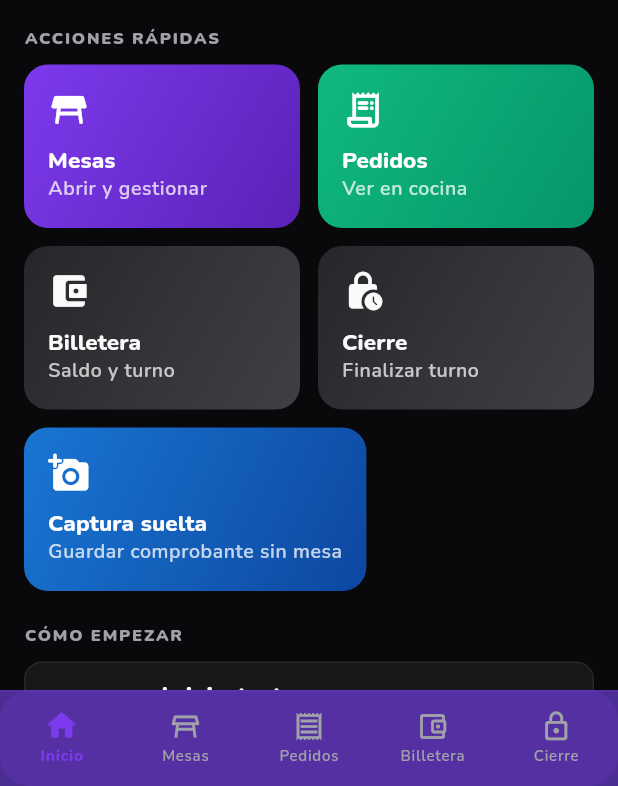
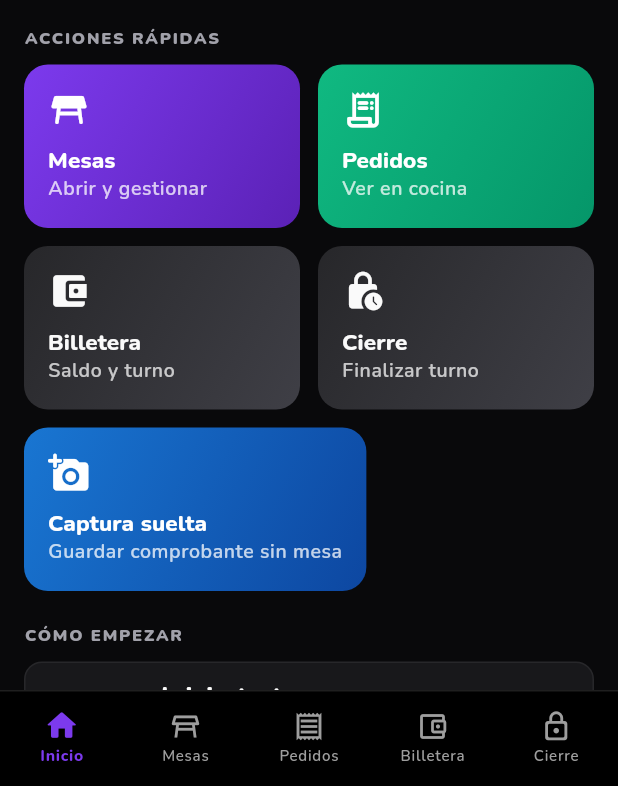
Before and after one commit to TheWiche/the-base, a Flutter app: the screen it shows after launch, on a phone screen of 412 x 824 dp, the part 450-1236 px from its top. Run offline on Flutter 3.47's test engine with Material 3 defaults, Android fonts, the phone set to English and light mode, and no system bars; our stand-ins replace flutter_local_notifications, flutter_riverpod, go_router, google_fonts, image_picker, isar and 4 more; accounts and stored records are empty; generated files the repository leaves out were written again.

Commit message:
feat: dark fusion nav bar — black bg camouflages MIUI scrim (v1.2.7)

```diff
--- a/lib/core/router/app_router.dart
+++ b/lib/core/router/app_router.dart
@@ -267,18 +267,13 @@ class _AppShell extends ConsumerWidget {
     final isDark = themeMode == ThemeMode.dark ||
         (themeMode == ThemeMode.system &&
             MediaQuery.of(context).platformBrightness == Brightness.dark);
-    final navBg = isDark ? AppColors.navBarDark : AppColors.navBarLight;
-
     return AnnotatedRegion<SystemUiOverlayStyle>(
       value: SystemUiOverlayStyle(
-        // edgeToEdge: la barra del sistema es TRANSPARENTE.
-        // systemNavigationBarContrastEnforced: false evita el scrim gris
-        // automático que MIUI/Android 10+ añade para contraste.
         systemNavigationBarColor: Colors.transparent,
         systemNavigationBarDividerColor: Colors.transparent,
         systemNavigationBarContrastEnforced: false,
-        systemNavigationBarIconBrightness:
-            isDark ? Brightness.light : Brightness.dark,
+        // La barra siempre es negra → los iconos del sistema deben ser claros.
+        systemNavigationBarIconBrightness: Brightness.light,
         statusBarColor: Colors.transparent,
         statusBarIconBrightness: isDark ? Brightness.light : Brightness.dark,
       ),
@@ -295,8 +290,6 @@ class _AppShell extends ConsumerWidget {
             _ChevereNavBar(
               currentIndex: currentIdx,
               radarCount: radarCount,
-              isDark: isDark,
-              bg: navBg,
               onTap: (i) {
                 HapticFeedback.selectionClick();
                 context.go(_shellDests[i].route);
@@ -327,15 +320,11 @@ class _ChevereNavBar extends StatefulWidget {
   const _ChevereNavBar({
     required this.currentIndex,
     required this.radarCount,
-    required this.isDark,
-    required this.bg,
     required this.onTap,
   });
 
   final int currentIndex;
   final int radarCount;
-  final bool isDark;
-  final Color bg;
   final ValueChanged<int> onTap;
 
   @override
@@ -377,17 +366,13 @@ class _ChevereNavBarState extends State<_ChevereNavBar>
 
   @override
   Widget build(BuildContext context) {
-    final isDark = widget.isDark;
-    final bg     = widget.bg;
-    final n      = _shellDests.length;
+    final n = _shellDests.length;
 
-    // En edgeToEdge, viewPadding.bottom es la altura del área del gesto.
-    // Pintamos TODO ese espacio con bg (violeta) para que el ColoredBox llegue
-    // hasta el borde físico de la pantalla, tapando la zona transparente del
-    // sistema que antes se mezclaba con gris.
+    // Fusión oscura: negro puro absorbe el scrim gris de MIUI, haciéndolo
+    // invisible. viewPadding.bottom extiende el negro hasta el borde físico.
     final bottomInset = MediaQuery.of(context).viewPadding.bottom;
     return ColoredBox(
-      color: bg,
+      color: Colors.black,
       child: Column(
         mainAxisSize: MainAxisSize.min,
         children: [
@@ -395,19 +380,17 @@ class _ChevereNavBarState extends State<_ChevereNavBar>
             height: 64,
             child: Stack(
               children: [
-              // Línea divisoria superior
+                // Línea divisoria superior sutil sobre negro
                 Positioned(
                   top: 0, left: 0, right: 0,
                   child: Divider(
                     height: 1,
                     thickness: 1,
-                  color: AppColors.primary.withValues(
-                    alpha: isDark ? 0.25 : 0.20,
-                  ),
+                    color: Colors.white.withValues(alpha: 0.12),
                   ),
                 ),
 
-              // Píldora deslizante
+                // Píldora deslizante: tinte blanco sobre negro
                 LayoutBuilder(
                   builder: (context, constraints) {
                     final tabW = constraints.maxWidth / n;
@@ -424,11 +407,9 @@ class _ChevereNavBarState extends State<_ChevereNavBar>
                           top: 8,
                           width: tabW - 12,
                           height: 40,
-                        child: Container(
+                          child: DecoratedBox(
                             decoration: BoxDecoration(
-                            color: AppColors.primary.withValues(
-                              alpha: isDark ? 0.18 : 0.12,
-                            ),
+                              color: Colors.white.withValues(alpha: 0.10),
                               borderRadius: BorderRadius.circular(20),
                             ),
                           ),
@@ -443,12 +424,10 @@ class _ChevereNavBarState extends State<_ChevereNavBar>
                   children: List.generate(n, (i) {
                     final dest     = _shellDests[i];
                     final selected = i == widget.currentIndex;
+                    // Activo: violeta principal. Inactivo: gris medio.
                     final iconColor = selected
                         ? AppColors.primary
-                      : (isDark
-                          ? AppColors.darkOnSurfaceVariant
-                          : AppColors.lightOnSurfaceVariant);
-                  final labelColor = iconColor;
+                        : Colors.grey;
 
                     Widget icon = Icon(
                       selected ? (dest.activeIcon ?? dest.icon) : dest.icon,
@@ -483,7 +462,7 @@ class _ChevereNavBarState extends State<_ChevereNavBar>
                               AnimatedDefaultTextStyle(
                                 duration: const Duration(milliseconds: 200),
                                 style: AppTextStyles.labelSmall.copyWith(
-                                color: labelColor,
+                                  color: iconColor,
                                   fontWeight: selected
                                       ? FontWeight.w800
                                       : FontWeight.w600,
@@ -501,8 +480,7 @@ class _ChevereNavBarState extends State<_ChevereNavBar>
               ],
             ),
           ),
-          // Rellena el área del gesto con el mismo color violeta,
-          // eliminando cualquier zona transparente del sistema.
+          // Negro sólido hasta el borde físico de la pantalla.
           SizedBox(height: bottomInset),
         ],
       ),
--- a/pubspec.yaml
+++ b/pubspec.yaml
@@ -1,7 +1,7 @@
 name: the_base
 description: The Base — Billetera del Mesero. Offline-first waiter billing and KDS system.
 publish_to: "none"
-version: 1.2.6+9
+version: 1.2.7+10
 
 environment:
   sdk: ">=3.4.0 <4.0.0"
```
Lines whose indentation alone changed are shown as unchanged.
